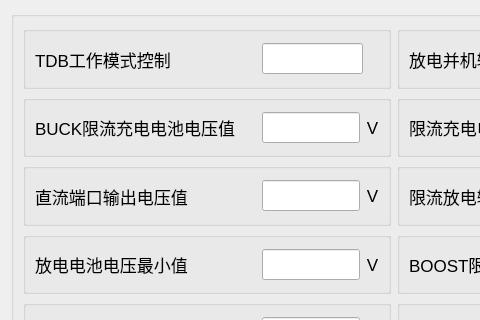
Before: the Qt Designer form tformconfig1.ui in Curtain-Wang/TDB, drawn with Qt 5; both pictures show x 0 to 480 and y 0 to 320 of the 1155 by 454 pixel window.
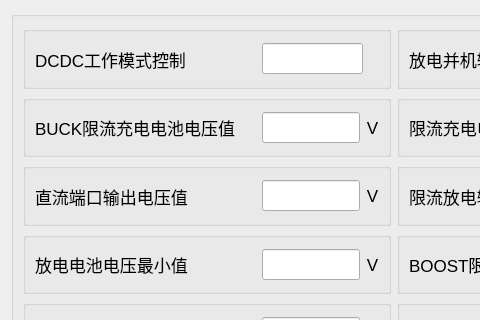
After: the same form once the commit is applied. Custom widgets are drawn as their Qt base class.

Commit message: 1.TDB改成DCDC  2.调整报警框样式

Patch:
```diff
--- a/tformconfig1.ui
+++ b/tformconfig1.ui
@@ -40,7 +40,7 @@
             </font>
            </property>
            <property name="text">
-            <string>TDB工作模式控制</string>
+            <string>DCDC工作模式控制</string>
            </property>
            <property name="alignment">
             <set>Qt::AlignLeading|Qt::AlignLeft|Qt::AlignVCenter</set>
```
The commit also changes 4 other files.
